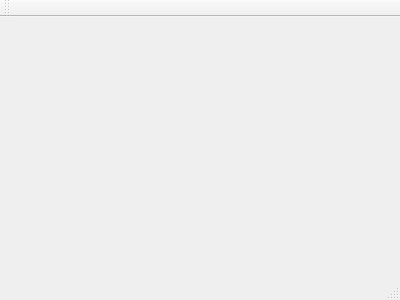
First picture: the form in mainwindow.ui, repository KarolStachurka/PJC, before the edit.
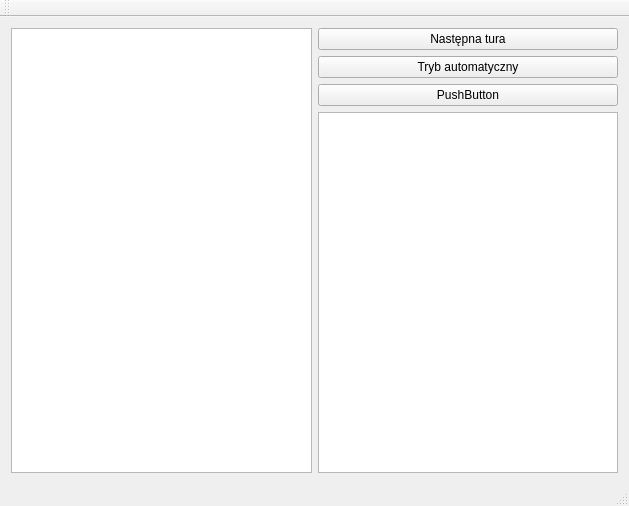
Second picture: the form after the edit.

Diff of the .ui file:
```diff
--- a/mainwindow.ui
+++ b/mainwindow.ui
@@ -1,24 +1,99 @@
 <ui version="4.0">
  <class>MainWindow</class>
- <widget class="QMainWindow" name="MainWindow" >
-  <property name="geometry" >
+ <widget class="QMainWindow" name="MainWindow">
+  <property name="geometry">
    <rect>
     <x>0</x>
     <y>0</y>
-    <width>400</width>
-    <height>300</height>
+    <width>629</width>
+    <height>506</height>
    </rect>
   </property>
-  <property name="windowTitle" >
-   <string>MainWindow</string>
+  <property name="sizePolicy">
+   <sizepolicy hsizetype="Expanding" vsizetype="Expanding">
+    <horstretch>0</horstretch>
+    <verstretch>0</verstretch>
+   </sizepolicy>
   </property>
-  <widget class="QMenuBar" name="menuBar" />
-  <widget class="QToolBar" name="mainToolBar" />
-  <widget class="QWidget" name="centralWidget" />
-  <widget class="QStatusBar" name="statusBar" />
+  <property name="windowTitle">
+   <string>Kosmiczna hodowla ślimaków &quot;Janusz&quot;</string>
+  </property>
+  <widget class="QWidget" name="centralWidget">
+   <property name="enabled">
+    <bool>true</bool>
+   </property>
+   <property name="sizePolicy">
+    <sizepolicy hsizetype="Expanding" vsizetype="Expanding">
+     <horstretch>0</horstretch>
+     <verstretch>0</verstretch>
+    </sizepolicy>
+   </property>
+   <layout class="QVBoxLayout" name="verticalLayout">
+    <item>
+     <layout class="QHBoxLayout" name="horizontalLayout">
+      <property name="sizeConstraint">
+       <enum>QLayout::SetNoConstraint</enum>
+      </property>
+      <item>
+       <widget class="QGraphicsView" name="qBoard"/>
+      </item>
+      <item>
+       <layout class="QVBoxLayout" name="verticalLayout_2">
+        <item>
+         <widget class="QPushButton" name="pushButton">
+          <property name="text">
+           <string>Następna tura</string>
+          </property>
+         </widget>
+        </item>
+        <item>
+         <widget class="QPushButton" name="pushButton_3">
+          <property name="text">
+           <string>Tryb automatyczny</string>
+          </property>
+         </widget>
+        </item>
+        <item>
+         <widget class="QPushButton" name="pushButton_2">
+          <property name="text">
+           <string>PushButton</string>
+          </property>
+         </widget>
+        </item>
+        <item>
+         <widget class="QPlainTextEdit" name="plainTextEdit">
+          <property name="readOnly">
+           <bool>true</bool>
+          </property>
+         </widget>
+        </item>
+       </layout>
+      </item>
+     </layout>
+    </item>
+   </layout>
+  </widget>
+  <widget class="QMenuBar" name="menuBar">
+   <property name="geometry">
+    <rect>
+     <x>0</x>
+     <y>0</y>
+     <width>629</width>
+     <height>25</height>
+    </rect>
+   </property>
+  </widget>
+  <widget class="QToolBar" name="mainToolBar">
+   <attribute name="toolBarArea">
+    <enum>TopToolBarArea</enum>
+   </attribute>
+   <attribute name="toolBarBreak">
+    <bool>false</bool>
+   </attribute>
+  </widget>
+  <widget class="QStatusBar" name="statusBar"/>
  </widget>
- <layoutDefault spacing="6" margin="11" />
- <pixmapfunction></pixmapfunction>
+ <layoutdefault spacing="6" margin="11"/>
  <resources/>
  <connections/>
 </ui>
```
Left out of the diff: 1 changed line with no effect on the pictures.
